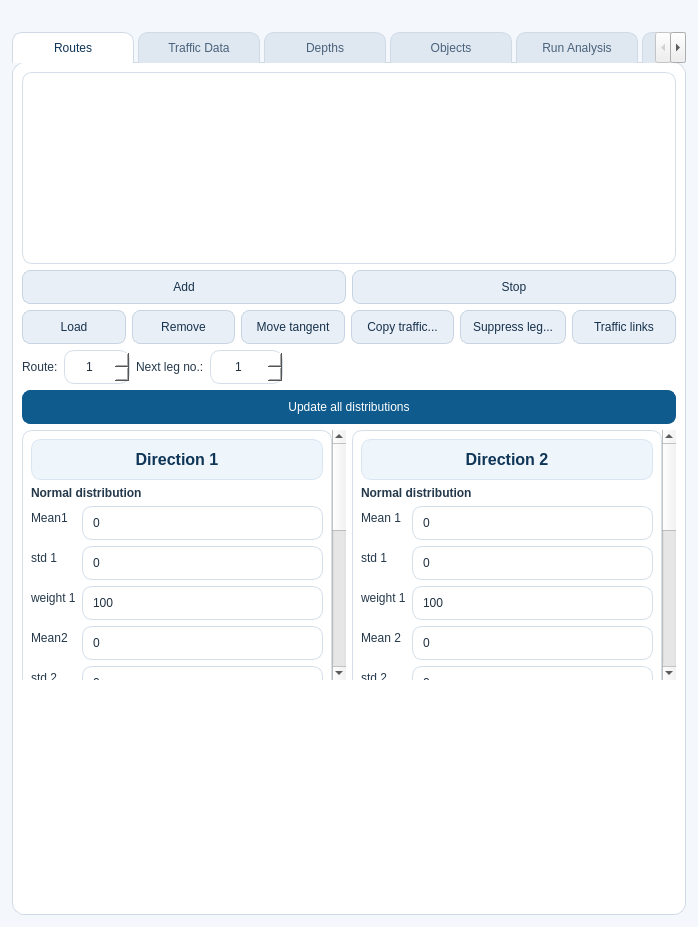
Above: omrat_base.ui from axelande/OMRAT before the change. Below: the same form after it.
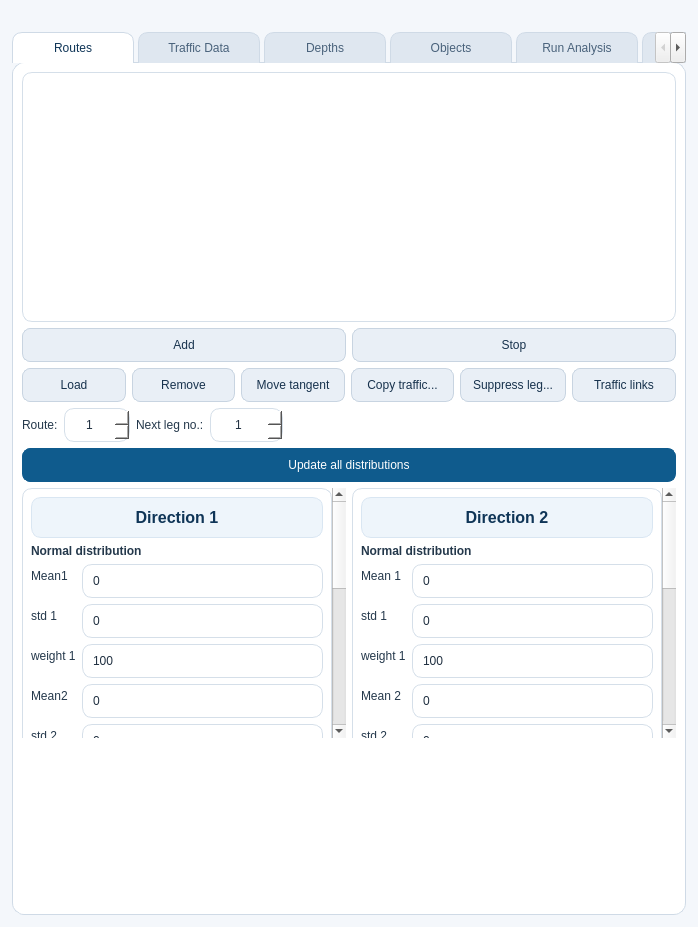
That is the form after the change.

```diff
--- a/omrat_base.ui
+++ b/omrat_base.ui
@@ -238,13 +238,13 @@
                 <property name="minimumSize">
                  <size>
                   <width>650</width>
-                  <height>150</height>
+                  <height>250</height>
                  </size>
                 </property>
                 <property name="maximumSize">
                  <size>
                   <width>16777215</width>
-                  <height>200</height>
+                  <height>400</height>
                  </size>
                 </property>
                </widget>
```
